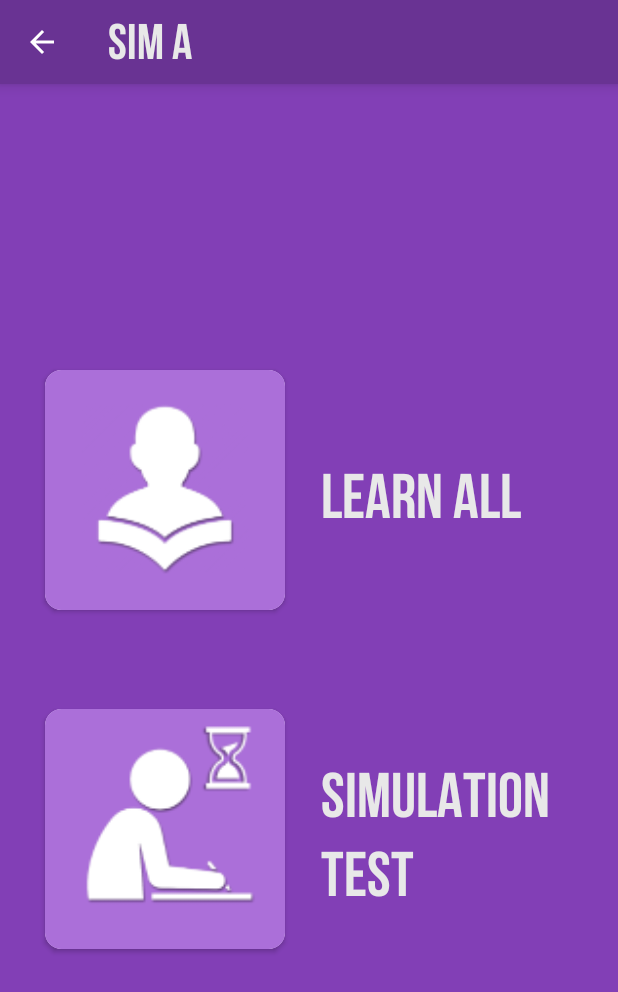
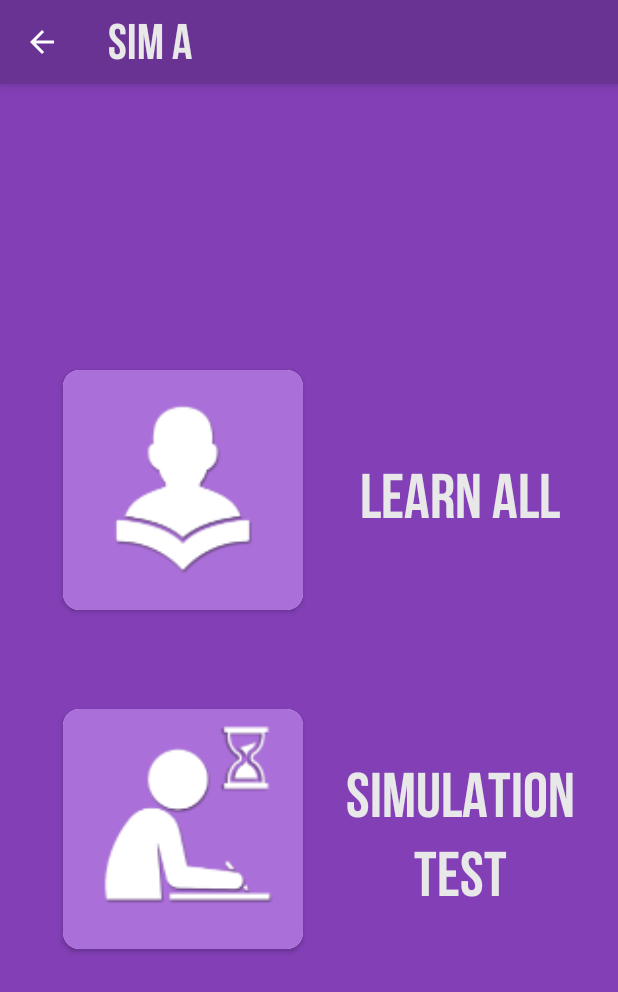
Before and after one commit to PikachuTeam/IndoDriving, an Android app: the screen it shows after launch (MainActivity), after a tap on "Sim A", on a phone screen of 412 x 824 dp. Shown: the top 992 px of the screen. Run offline under Robolectric (Android 15) with nearby library versions, the phone set to English and light mode, and no system bars; libraries missing offline, so code that uses them is left out: com.koushikdutta.async, com.koushikdutta.ion, hotchemi.android.rate; pictures from the network do not load; 2 statements that could not run were skipped.

Commit message:
+ Fix button share size + Fix dialog show result

```diff
--- a/app/src/main/res/layout/dialog_show_result.xml
+++ b/app/src/main/res/layout/dialog_show_result.xml
@@ -43,11 +43,13 @@
         <ScrollView
             android:layout_width="match_parent"
             android:layout_height="wrap_content"
-            android:scrollbars="vertical">
+            android:scrollbars="none">
 
             <LinearLayout
+                android:id="@+id/scrollArea"
                 android:layout_width="match_parent"
                 android:layout_height="wrap_content"
+                android:clickable="true"
                 android:orientation="vertical">
 
                 <LinearLayout
--- a/app/src/main/res/layout/dialog_warning.xml
+++ b/app/src/main/res/layout/dialog_warning.xml
@@ -2,7 +2,7 @@
 <LinearLayout xmlns:android="http://schemas.android.com/apk/res/android"
     android:layout_width="@dimen/dialog_warning_width"
     android:layout_height="wrap_content"
-    android:background="@color/dialog_background_color"
+    android:background="@android:color/transparent"
     android:orientation="vertical">
 
     <TextView
--- a/app/src/main/res/layout/dialog_zoom_in_picture.xml
+++ b/app/src/main/res/layout/dialog_zoom_in_picture.xml
@@ -2,7 +2,7 @@
 <LinearLayout xmlns:android="http://schemas.android.com/apk/res/android"
     android:layout_width="@dimen/dialog_zoom_in_image_size"
     android:layout_height="wrap_content"
-    android:background="@color/dialog_background_color"
+    android:background="@android:color/transparent"
     android:orientation="vertical">
 
     <ImageView
--- a/app/src/main/res/layout/fragment_choose_item.xml
+++ b/app/src/main/res/layout/fragment_choose_item.xml
@@ -30,7 +30,7 @@
                     android:layout_width="@dimen/choose_item_button_size"
                     android:layout_height="@dimen/choose_item_button_size"
                     android:layout_marginBottom="@dimen/common_size_5"
-                    android:layout_marginLeft="@dimen/common_size_25"
+                    android:layout_marginLeft="@dimen/common_size_35"
                     android:layout_marginTop="@dimen/common_size_5"
                     android:elevation="@dimen/common_size_5"
                     card_view:cardCornerRadius="@dimen/common_size_9"
@@ -49,7 +49,7 @@
                     android:id="@+id/textViewLearn"
                     android:layout_width="match_parent"
                     android:layout_height="match_parent"
-                    android:gravity="center_vertical"
+                    android:gravity="center"
                     android:padding="@dimen/common_size_20"
                     android:text="@string/learn_all"
                     android:textColor="@color/text_color_1"
@@ -69,7 +69,7 @@
                     android:layout_width="@dimen/choose_item_button_size"
                     android:layout_height="@dimen/choose_item_button_size"
                     android:layout_marginBottom="@dimen/common_size_5"
-                    android:layout_marginLeft="@dimen/common_size_25"
+                    android:layout_marginLeft="@dimen/common_size_35"
                     android:layout_marginTop="@dimen/common_size_5"
                     android:elevation="@dimen/common_size_5"
                     card_view:cardCornerRadius="@dimen/common_size_9"
@@ -88,7 +88,7 @@
                     android:id="@+id/textViewTest"
                     android:layout_width="match_parent"
                     android:layout_height="match_parent"
-                    android:gravity="center_vertical"
+                    android:gravity="center"
                     android:padding="@dimen/common_size_20"
                     android:text="@string/simulation_test"
                     android:textColor="@color/text_color_1"
--- a/app/src/main/res/layout/toolbar.xml
+++ b/app/src/main/res/layout/toolbar.xml
@@ -67,8 +67,8 @@
             android:gravity="center">
 
             <ImageView
-                android:layout_width="@dimen/common_size_40"
-                android:layout_height="@dimen/common_size_40"
+                android:layout_width="@dimen/common_size_30"
+                android:layout_height="@dimen/common_size_30"
                 android:src="@drawable/ic_share" />
         </LinearLayout>
     </RelativeLayout>
```
Also changed, not shown: app/src/main/java/com/essential/indodriving/ui/widget/ShowResultDialog.java (+7 -0 lines).
